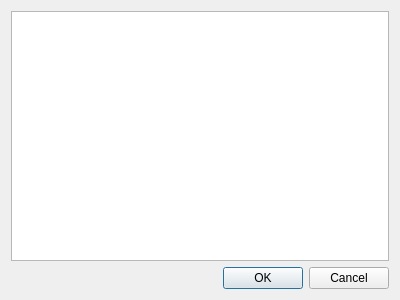
The window that libipstack/buildsystem/files_to_features/pickdependencies.ui (ESS-Group/CiAO-IP) describes before a commit, drawn with Qt 5.
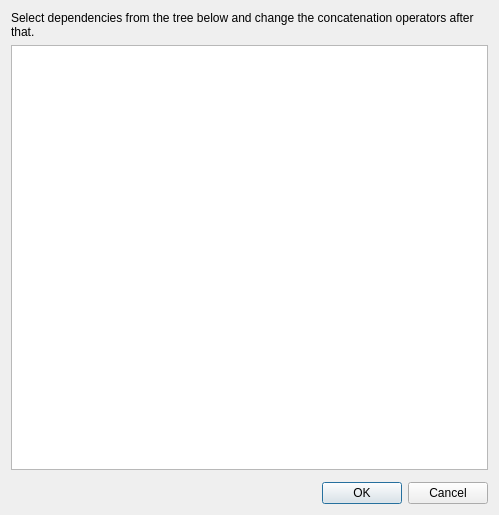
The same window after the commit.

The edit to the form file:
```diff
--- a/libipstack/buildsystem/files_to_features/pickdependencies.ui
+++ b/libipstack/buildsystem/files_to_features/pickdependencies.ui
@@ -6,27 +6,53 @@
    <rect>
     <x>0</x>
     <y>0</y>
-    <width>400</width>
-    <height>300</height>
+    <width>499</width>
+    <height>515</height>
    </rect>
   </property>
   <property name="windowTitle">
    <string>Pick one or more dependencies</string>
   </property>
   <layout class="QVBoxLayout" name="verticalLayout">
+   <item>
+    <widget class="QLabel" name="label">
+     <property name="text">
+      <string>Select dependencies from the tree below and change the concatenation operators after that.</string>
+     </property>
+     <property name="wordWrap">
+      <bool>true</bool>
+     </property>
+    </widget>
+   </item>
    <item>
     <widget class="QTreeView" name="treeView">
+     <property name="sizePolicy">
+      <sizepolicy hsizetype="Expanding" vsizetype="Expanding">
+       <horstretch>0</horstretch>
+       <verstretch>99</verstretch>
+      </sizepolicy>
+     </property>
      <property name="editTriggers">
       <set>QAbstractItemView::NoEditTriggers</set>
      </property>
      <property name="selectionMode">
-      <enum>QAbstractItemView::ExtendedSelection</enum>
+      <enum>QAbstractItemView::MultiSelection</enum>
      </property>
      <property name="expandsOnDoubleClick">
       <bool>false</bool>
      </property>
     </widget>
    </item>
+   <item>
+    <widget class="QFrame" name="frame">
+     <property name="frameShape">
+      <enum>QFrame::StyledPanel</enum>
+     </property>
+     <property name="frameShadow">
+      <enum>QFrame::Raised</enum>
+     </property>
+    </widget>
+   </item>
    <item>
     <widget class="QDialogButtonBox" name="buttonBox">
      <property name="orientation">
```
